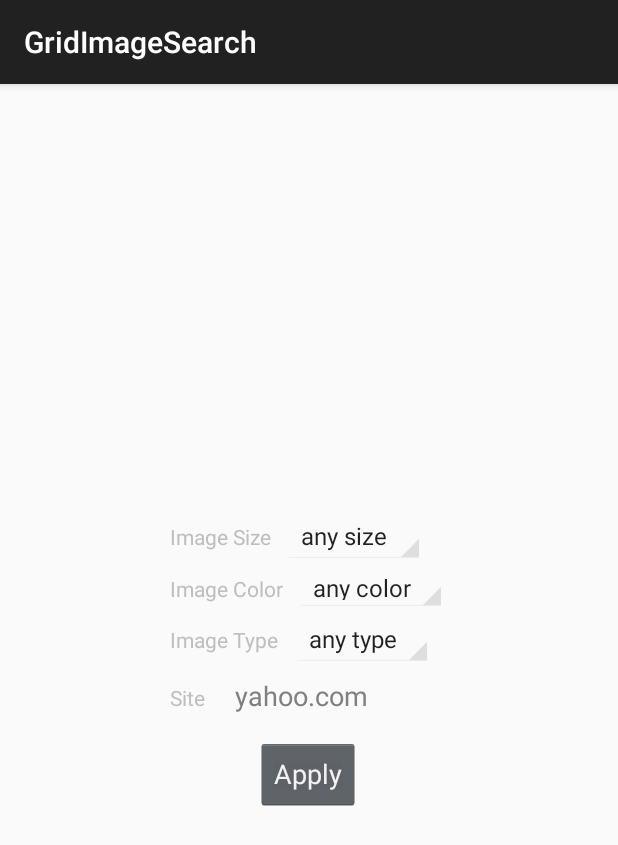
After one commit to mydiemho/image-search, an Android app: the fragment SearchFiltersDialog shown on its own in the app's theme, on a phone screen of 412 x 824 dp. The commit adds this screen. Shown: the top 845 px of the screen. Run offline under Robolectric (Android 15) with nearby library versions, the light colour scheme and no system bars; 2 statements that could not run were skipped.

Commit message:
working filter setting overlay

```diff
--- a/GridImageSearch/app/build.gradle
+++ b/GridImageSearch/app/build.gradle
@@ -32,4 +32,8 @@ dependencies {
     // to use actionbarsherlock
     compile 'com.actionbarsherlock:actionbarsherlock:4.4.0@aar'
     compile 'com.android.support:support-v4:19.0.+'
+
+    // to use stringhelper
+    compile 'com.google.guava:guava:17.0'
+
 }
--- /dev/null
+++ b/GridImageSearch/app/src/main/java/myho/gridimagesearch/SearchFiltersDialog.java
@@ -0,0 +1,114 @@
+package myho.gridimagesearch;
+
+import android.app.DialogFragment;
+import android.os.Bundle;
+import android.util.Log;
+import android.view.LayoutInflater;
+import android.view.View;
+import android.view.ViewGroup;
+import android.widget.ArrayAdapter;
+import android.widget.Button;
+import android.widget.EditText;
+import android.widget.Spinner;
+
+import static android.view.View.OnClickListener;
+
+public class SearchFiltersDialog extends DialogFragment implements OnClickListener {
+
+    public interface SearchFiltersDialogListener {
+        void onFinishSelectFilters(FilterInfo filterInfo);
+    }
+
+    private Spinner spinnerImageSizes;
+    private Spinner spinnerImageColors;
+    private Spinner spinnerImageTypes;
+    private EditText etSite;
+    private Button btnApply;
+
+    public SearchFiltersDialog() {
+        // empty constructor required
+    }
+
+    public static SearchFiltersDialog newInstance(String title) {
+        SearchFiltersDialog searchFiltersDialog = new SearchFiltersDialog();
+        Bundle args = new Bundle();
+        args.putString("title", title);
+        searchFiltersDialog.setArguments(args);
+        return searchFiltersDialog;
+    }
+
+    @Override
+    public View onCreateView(LayoutInflater inflater, ViewGroup container, Bundle savedInstanceState) {
+        View view = inflater.inflate(R.layout.fragment_search_filters, container);
+
+        setUpImageSizesSpinner(view);
+        setUpImageColorsSpinner(view);
+        setUpImageTypeSpinner(view);
+
+        etSite = (EditText) view.findViewById(R.id.etSite);
+
+        btnApply = (Button) view.findViewById(R.id.btnApply);
+        btnApply.setOnClickListener(this);
+
+        String title = getArguments().getString("title", "Select Filters");
+        getDialog().setTitle(title);
+//        getDialog().setCanceledOnTouchOutside(true);
+
+        return view;
+    }
+
+    @Override
+    public void onClick(View v) {
+
+        if (v == btnApply) {
+            // Return image size selection to activity
+            SearchFiltersDialogListener listener = (SearchFiltersDialogListener) getActivity();
+
+            FilterInfo filterInfo = new FilterInfo(
+                    spinnerImageSizes.getSelectedItem().toString(),
+                    spinnerImageColors.getSelectedItem().toString(),
+                    spinnerImageTypes.getSelectedItem().toString(),
+                    etSite.getText().toString()
+            );
+
+            Log.i(getActivity().toString(), "filterInfo: " + filterInfo);
+            listener.onFinishSelectFilters(filterInfo);
+            dismiss();
+        }
+    }
+
+    private void setUpImageTypeSpinner(View view) {
+        spinnerImageTypes = (Spinner) view.findViewById(R.id.spinnerImageTypes);
+        // Create an ArrayAdapter using the string array and a default spinner layout
+        ArrayAdapter<CharSequence> imageTypesAdapter = ArrayAdapter.createFromResource(getActivity(),
+                R.array.image_types, android.R.layout.simple_spinner_item);
+        // Specify the layout to use when the list of choices appears
+        imageTypesAdapter.setDropDownViewResource(android.R.layout.simple_spinner_dropdown_item);
+        // Apply the adapter to the spinner
+        spinnerImageTypes.setAdapter(imageTypesAdapter);
+
+        spinnerImageColors.setSelection(-1);
+    }
+
+    private void setUpImageColorsSpinner(View view) {
+        spinnerImageColors = (Spinner) view.findViewById(R.id.spinnerImageColors);
+        // Create an ArrayAdapter using the string array and a default spinner layout
+        ArrayAdapter<CharSequence> imageColorsAdapter = ArrayAdapter.createFromResource(getActivity(),
+                R.array.image_colors, android.R.layout.simple_spinner_item);
+        // Specify the layout to use when the list of choices appears
+        imageColorsAdapter.setDropDownViewResource(android.R.layout.simple_spinner_dropdown_item);
+        // Apply the adapter to the spinner
+        spinnerImageColors.setAdapter(imageColorsAdapter);
+    }
+
+    private void setUpImageSizesSpinner(View view) {
+        spinnerImageSizes = (Spinner) view.findViewById(R.id.spinnerImageSizes);
+        // Create an ArrayAdapter using the string array and a default spinner layout
+        ArrayAdapter<CharSequence> imageSizesAdapter = ArrayAdapter.createFromResource(getActivity(),
+                R.array.image_sizes, android.R.layout.simple_spinner_item);
+        // Specify the layout to use when the list of choices appears
+        imageSizesAdapter.setDropDownViewResource(android.R.layout.simple_spinner_dropdown_item);
+        // Apply the adapter to the spinner
+        spinnerImageSizes.setAdapter(imageSizesAdapter);
+    }
+}
--- /dev/null
+++ b/GridImageSearch/app/src/main/res/layout/fragment_search_filters.xml
@@ -0,0 +1,98 @@
+<LinearLayout
+    android:id="@+id/search_filters"
+    xmlns:android="http://schemas.android.com/apk/res/android"
+    android:layout_width="wrap_content"
+    android:layout_height="wrap_content"
+    android:layout_gravity="center"
+    android:orientation="vertical"
+    android:theme="@android:style/Theme.Holo.Dialog.NoActionBar">
+
+    <LinearLayout
+        android:layout_width="wrap_content"
+        android:layout_height="wrap_content"
+        android:orientation="horizontal">
+
+        <TextView
+            android:id="@+id/tvImageSizeLabel"
+            android:layout_width="wrap_content"
+            android:layout_height="wrap_content"
+            android:text="@string/label_image_size"
+            android:textAppearance="?android:attr/textAppearanceSmall"/>
+
+        <Spinner
+            android:id="@+id/spinnerImageSizes"
+            android:layout_width="match_parent"
+            android:layout_height="wrap_content"
+            android:layout_marginLeft="8dp"
+            android:textAlignment="center"/>
+
+    </LinearLayout>
+    <LinearLayout
+        android:layout_width="wrap_content"
+        android:layout_height="wrap_content"
+        android:orientation="horizontal">
+
+        <TextView
+            android:id="@+id/tvImageColorLabel"
+            android:layout_width="wrap_content"
+            android:layout_height="wrap_content"
+            android:text="@string/label_image_color"
+            android:textAppearance="?android:attr/textAppearanceSmall"/>
+
+        <Spinner
+            android:id="@+id/spinnerImageColors"
+            android:layout_width="match_parent"
+            android:layout_height="wrap_content"
+            android:layout_marginLeft="8dp" />
+
+    </LinearLayout>
+
+    <LinearLayout
+        android:layout_width="wrap_content"
+        android:layout_height="wrap_content"
+        android:orientation="horizontal">
+
+        <TextView
+            android:id="@+id/tvImageTypeLabel"
+            android:layout_width="wrap_content"
+            android:layout_height="wrap_content"
+            android:text="@string/label_image_type"
+            android:textAppearance="?android:attr/textAppearanceSmall"/>
+
+        <Spinner
+            android:id="@+id/spinnerImageTypes"
+            android:layout_width="match_parent"
+            android:layout_height="wrap_content"
+            android:layout_marginLeft="8dp" />
+    </LinearLayout>
+
+    <LinearLayout
+        android:layout_width="wrap_content"
+        android:layout_height="wrap_content"
+        android:orientation="horizontal">
+
+        <TextView
+            android:id="@+id/tvSiteLabel"
+            android:layout_width="wrap_content"
+            android:layout_height="wrap_content"
+            android:text="@string/label_site"
+            android:textAppearance="?android:attr/textAppearanceSmall"/>
+
+        <EditText
+            android:id="@+id/etSite"
+            android:layout_width="match_parent"
+            android:layout_height="wrap_content"
+            android:layout_marginLeft="8dp"
+            android:hint="@string/hint_site"
+            android:text=""/>
+    </LinearLayout>
+
+    <Button
+        android:id="@+id/btnApply"
+        android:layout_width="wrap_content"
+        android:layout_height="wrap_content"
+        android:layout_gravity="center_horizontal"
+        android:layout_marginTop="8dp"
+        android:text="@string/label_apply"/>
+
+</LinearLayout>
--- a/GridImageSearch/app/src/main/res/menu/search.xml
+++ b/GridImageSearch/app/src/main/res/menu/search.xml
@@ -6,7 +6,7 @@
 
     <item android:id="@+id/action_search"
         android:orderInCategory="5"
-        android:title="Search"
+        android:title="@string/action_search"
         android:icon="@drawable/ic_action_search"
         android:showAsAction="ifRoom|collapseActionView"
         android:actionViewClass="com.actionbarsherlock.widget.SearchView" />
@@ -14,6 +14,7 @@
     <item android:id="@+id/action_settings"
         android:icon="@drawable/ic_action_settings"
         android:title="@string/action_settings"
+        android:onClick="displaySearchFilter"
         android:showAsAction="ifRoom|withText"
         android:layout_width="wrap_content"
         android:layout_height="wrap_content" />
--- a/GridImageSearch/app/src/main/res/values/strings.xml
+++ b/GridImageSearch/app/src/main/res/values/strings.xml
@@ -10,9 +10,52 @@
     <string name="hello_blank_fragment">Hello blank fragment</string>
     <string name="filter_label">Narrow By:</string>
 
-    <string name="label_image_size_1">small</string>
-    <string name="label_image_size_2">medium</string>
-    <string name="label_image_size_3">large</string>
-    <string name="label_image_size_4">xlarge</string>
+    <string name="action_search">Search</string>
+
+    <string name="label_apply">Apply</string>
+    <string name="label_cancel">Cancel</string>
+    <string name="label_image_type">Image Type</string>
+    <string name="label_image_color">Image Color</string>
+    <string name="label_image_size">Image Size</string>
+    <string name="hint_site">yahoo.com</string>
+    <string name="label_site">Site</string>
+
+
+    <string name="image_size_default">any size</string>
+    <string name="image_color_default">any color</string>
+    <string name="image_type_default">any type</string>
+
+    <string-array name="image_sizes">
+        <item>@string/image_size_default</item>
+        <item>icon</item>
+        <item>small</item>
+        <item>medium</item>
+        <item>large</item>
+        <item>xlarge</item>
+    </string-array>
+
+    <string-array name="image_colors">
+        <item>@string/image_color_default</item>
+        <item>black</item>
+        <item>blue</item>
+        <item>brown</item>
+        <item>gray</item>
+        <item>green</item>
+        <item>orange</item>
+        <item>pink</item>
+        <item>purple</item>
+        <item>red</item>
+        <item>teal</item>
+        <item>white</item>
+        <item>yellow</item>
+    </string-array>
+
+    <string-array name="image_types">
+        <item>@string/image_type_default</item>
+        <item>face</item>
+        <item>photo</item>
+        <item>clipart</item>
+        <item>lineart</item>
+    </string-array>
 
 </resources>
```
Also changed, not shown: GridImageSearch/app/src/main/java/myho/gridimagesearch/FilterInfo.java (added, +70 -0 lines), GridImageSearch/app/src/main/java/myho/gridimagesearch/FilterSettingDiaglog.java (deleted, +0 -26 lines), GridImageSearch/app/src/main/java/myho/gridimagesearch/SearchActivity.java (+86 -25 lines), GridImageSearch/app/src/main/res/layout/fragment_filter_setting.xml (deleted, +0 -55 lines), GridImageSearch/app/src/main/res/menu/display_full_image.xml (+4 -4 lines).
